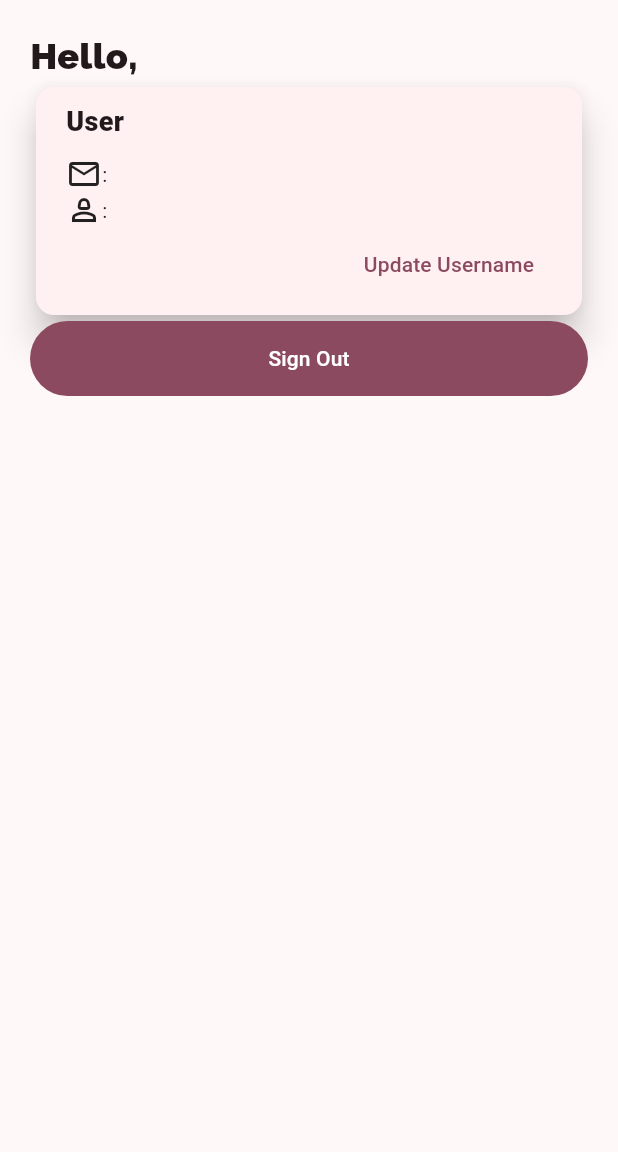
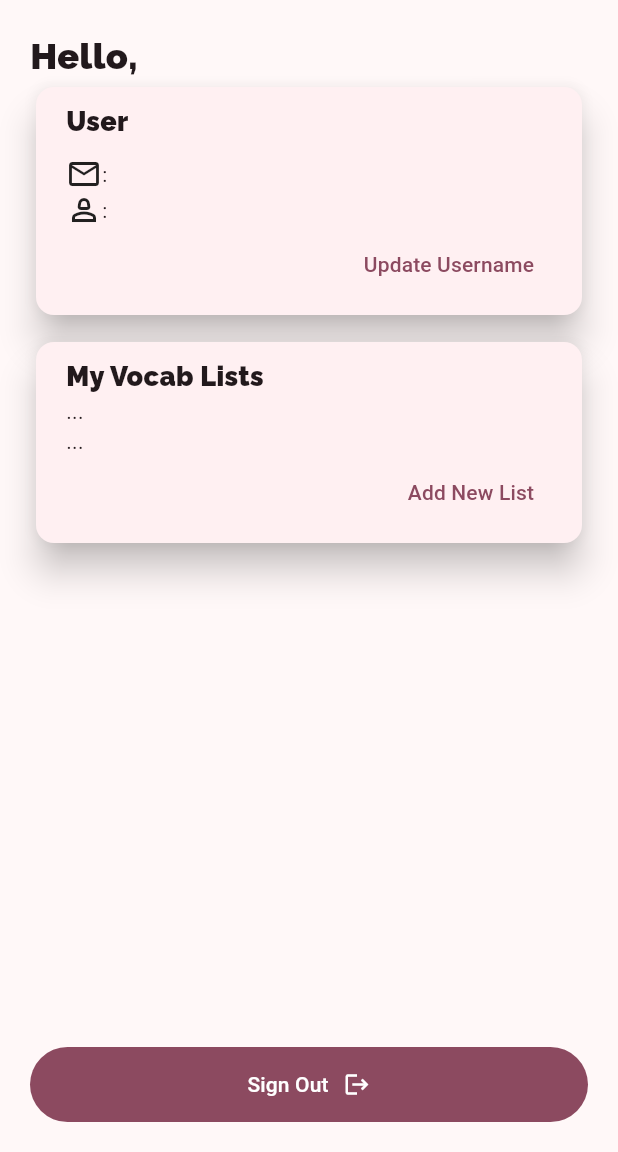
Before and after one commit to LisaMandarin/flutter-vocab-quiz, a Flutter app: the screen it shows once a user with an empty profile is signed in, on a phone screen of 412 x 824 dp, the part 84-1236 px from its top. Run offline on Flutter 3.47's test engine with Material 3 defaults, Android fonts, the phone set to English and light mode, and no system bars; our stand-ins replace cloud_firestore, firebase_auth, firebase_core, google_fonts, lottie, percent_indicator; accounts and stored records are empty.

Commit message:
feat: vocab list card

```diff
--- a/lib/data/styles.dart
+++ b/lib/data/styles.dart
@@ -11,8 +11,9 @@ final TextStyle appBarFont = GoogleFonts.raleway(
 );
 
 final TextStyle titleStyle = GoogleFonts.raleway(
-  textStyle: TextStyle(
-    fontSize: 24,
-    fontWeight: FontWeight.w900
-  )
+  textStyle: TextStyle(fontSize: 24, fontWeight: FontWeight.w900),
 );
+
+final TextStyle cardStyle = GoogleFonts.raleway(
+  textStyle: TextStyle(fontSize: 18, fontWeight: FontWeight.w900),
+);
--- a/lib/views/components/usercard_widget.dart
+++ b/lib/views/components/usercard_widget.dart
@@ -1,5 +1,6 @@
 import 'package:firebase_auth/firebase_auth.dart';
 import 'package:flutter/material.dart';
+import 'package:vocab_quiz/data/styles.dart';
 import 'package:vocab_quiz/services/firestore_services.dart';
 
 class UsercardWidget extends StatefulWidget {
@@ -63,10 +64,7 @@ class _UsercardWidgetState extends State<UsercardWidget> {
           child: Column(
             crossAxisAlignment: CrossAxisAlignment.start,
             children: [
-              Text(
-                "User",
-                style: TextStyle(fontSize: 18, fontWeight: FontWeight.w900),
-              ),
+              Text("User", style: cardStyle),
               SizedBox(height: 10),
               Row(
                 children: [
--- /dev/null
+++ b/lib/views/components/vocabList_widget.dart
@@ -0,0 +1,47 @@
+import 'package:flutter/material.dart';
+import 'package:vocab_quiz/data/styles.dart';
+import 'package:vocab_quiz/views/pages/addList_page.dart';
+
+class VocablistWidget extends StatefulWidget {
+  const VocablistWidget({super.key});
+
+  @override
+  State<VocablistWidget> createState() => _VocablistWidgetState();
+}
+
+class _VocablistWidgetState extends State<VocablistWidget> {
+  @override
+  Widget build(BuildContext context) {
+    return Card(
+      elevation: 10,
+      child: Padding(
+        padding: const EdgeInsets.symmetric(vertical: 10, horizontal: 20),
+        child: SizedBox(
+          width: double.infinity,
+          child: Column(
+            crossAxisAlignment: CrossAxisAlignment.start,
+            children: [
+              Text("My Vocab Lists", style: cardStyle),
+              Text("..."),
+              Text("..."),
+              Row(
+                mainAxisAlignment: MainAxisAlignment.end,
+                children: [
+                  TextButton(
+                    onPressed: () {
+                      Navigator.push(
+                        context,
+                        MaterialPageRoute(builder: (context) => AddListPage()),
+                      );
+                    },
+                    child: Text("Add New List"),
+                  ),
+                ],
+              ),
+            ],
+          ),
+        ),
+      ),
+    );
+  }
+}
--- /dev/null
+++ b/lib/views/pages/addList_page.dart
@@ -0,0 +1,19 @@
+import 'package:flutter/material.dart';
+import 'package:vocab_quiz/views/components/appbar_widget.dart';
+
+class AddListPage extends StatefulWidget {
+  const AddListPage({super.key});
+
+  @override
+  State<AddListPage> createState() => _AddlistPageState();
+}
+
+class _AddlistPageState extends State<AddListPage> {
+  @override
+  Widget build(BuildContext context) {
+    return Scaffold(
+      appBar: AppbarWidget(title: "Add List"),
+      body: Center(child: Text("Add List"),)
+    );
+  }
+}
--- a/lib/views/pages/setting_page.dart
+++ b/lib/views/pages/setting_page.dart
@@ -4,6 +4,7 @@ import 'package:vocab_quiz/services/auth_services.dart';
 import 'package:vocab_quiz/services/firestore_services.dart';
 import 'package:vocab_quiz/views/components/appbar_widget.dart';
 import 'package:vocab_quiz/views/components/usercard_widget.dart';
+import 'package:vocab_quiz/views/components/vocabList_widget.dart';
 import 'package:vocab_quiz/views/pages/home_page.dart';
 
 class SettingPage extends StatefulWidget {
@@ -48,17 +49,27 @@ class _SettingPageState extends State<SettingPage> {
               padding: const EdgeInsets.all(20.0),
               child: Column(
                 crossAxisAlignment: CrossAxisAlignment.start,
+                mainAxisAlignment: MainAxisAlignment.spaceBetween,
                 children: [
                   Text(
                     username != null ? "Hello, $username" : "Hello",
                     style: titleStyle,
                   ),
+                  Expanded(
+                    child: Column(
+                      mainAxisAlignment: MainAxisAlignment.start,
+                      children: [
                         UsercardWidget(
                           email: email,
                           username: username,
                           controllerUsername: controllerUsername,
                           errorMessage: errorMessage,
                           refresh: refreshPage,
+                        ),
+                        SizedBox(height: 10),
+                        VocablistWidget(),
+                      ],
+                    ),
                   ),
                   FilledButton(
                     style: FilledButton.styleFrom(
@@ -74,7 +85,14 @@ class _SettingPageState extends State<SettingPage> {
                         (route) => false,
                       );
                     },
-                    child: Text("Sign Out"),
+                    child: Row(
+                      mainAxisAlignment: MainAxisAlignment.center,
+                      children: [
+                        Text("Sign Out"),
+                        SizedBox(width: 10),
+                        Icon(Icons.logout),
+                      ],
+                    ),
                   ),
                 ],
               ),
```
Lines whose indentation alone changed are shown as unchanged.
